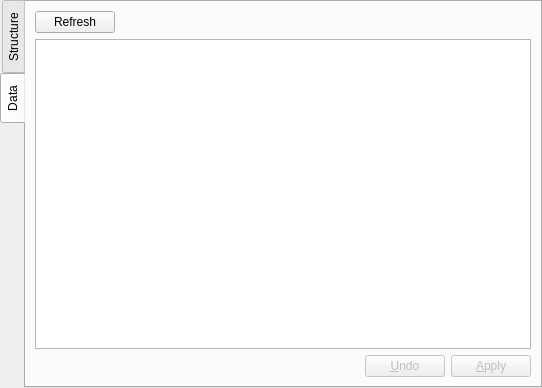
Before: the Qt Designer form TableDetailsWidget.ui in mtorromeo/sqlantaresia, drawn with Qt 5.
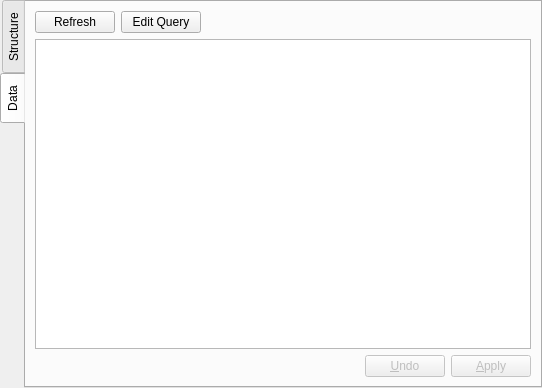
After: the same form once the commit is applied. The open tabs and pages were chosen to show the change. Icons and pictures are not drawn.

Commit message: Added edit query button to the data tab

```diff
--- a/TableDetailsWidget.ui
+++ b/TableDetailsWidget.ui
@@ -62,6 +62,17 @@
         </property>
        </widget>
       </item>
+      <item>
+       <widget class="QPushButton" name="btnEditQuery">
+        <property name="text">
+         <string>Edit Query</string>
+        </property>
+        <property name="icon">
+         <iconset resource="icons.qrc">
+          <normaloff>:/16/db.png</normaloff>:/16/db.png</iconset>
+        </property>
+       </widget>
+      </item>
       <item>
        <spacer name="horizontalSpacer_2">
         <property name="orientation">
```
Left out of the diff: 9 changed lines with no effect on the pictures. The commit also changes 3 other files.
